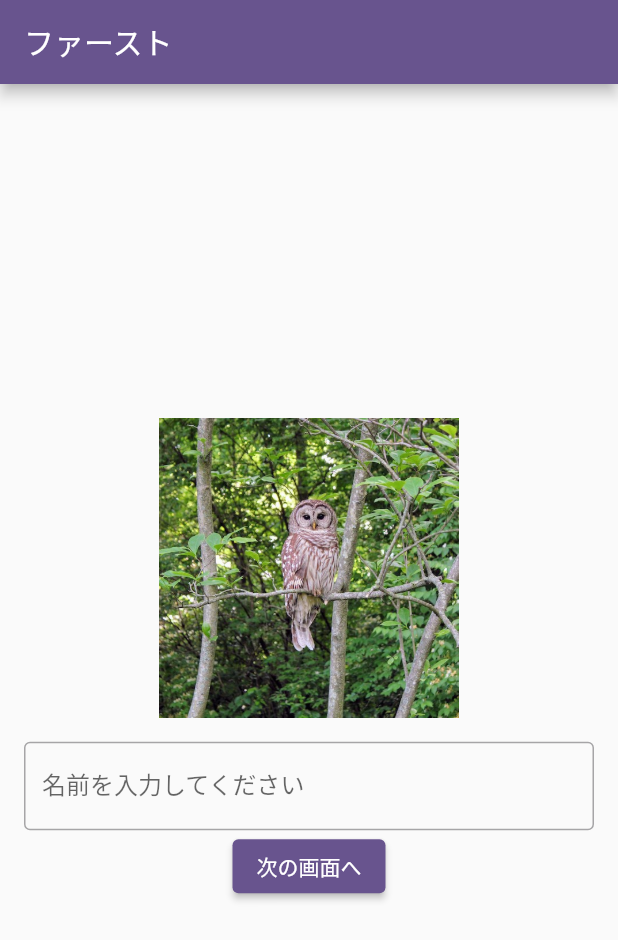
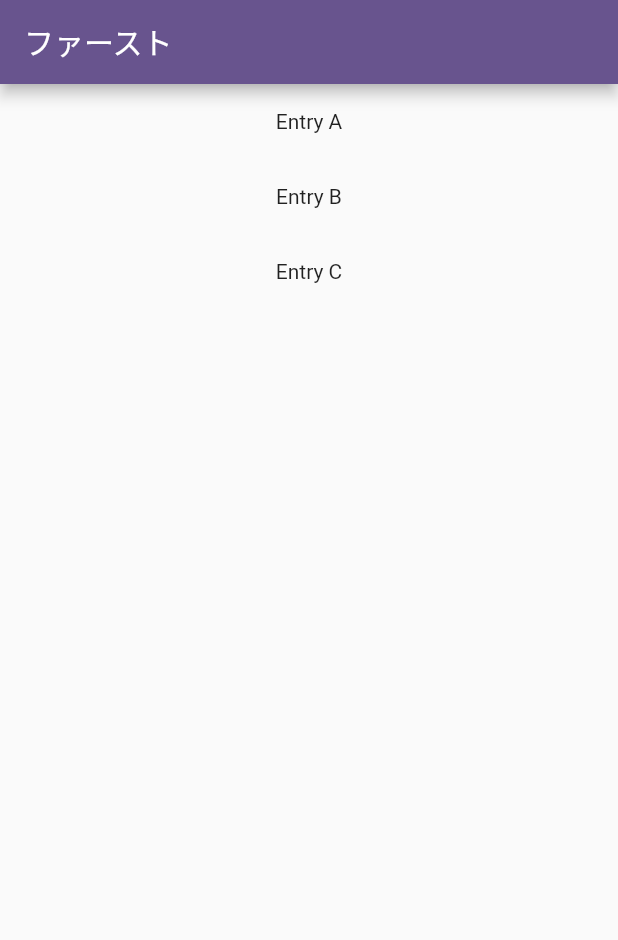
Before and after one commit to apoto/flutter-univ-super-introduction, a Flutter app: the screen it shows after launch, on a phone screen of 412 x 824 dp. Shown: the top 940 px of the screen. Run offline on Flutter 3.47's test engine with Material 2 defaults, Android fonts, the phone set to English and light mode, and no system bars.

Commit message:
リストを作る

```diff
--- a/lib/first_page.dart
+++ b/lib/first_page.dart
@@ -2,7 +2,7 @@ import 'package:flutter/material.dart';
 import 'package:flutter_univ_super_introduction/second_page.dart';
 
 class FirstPage extends StatelessWidget {
-  String nameText = '';
+  final List<String> entries = <String>['A', 'B', 'C'];
 
   @override
   Widget build(BuildContext context) {
@@ -10,42 +10,14 @@ class FirstPage extends StatelessWidget {
       appBar: AppBar(
         title: const Text('ファースト'),
       ),
-      body: Center(
-        child: Padding(
-          padding: const EdgeInsets.all(16),
-          child: Column(
-            mainAxisAlignment: MainAxisAlignment.center,
-            children: [
-              Image.asset(
-                'images/owl-2.jpg',
-                height: 200,
-              ),
-              const SizedBox(height: 16),
-              TextField(
-                decoration: const InputDecoration(
-                  border: OutlineInputBorder(),
-                  labelText: '名前を入力してください',
-                ),
-                onChanged: (value) {
-                  nameText = value;
-                },
-              ),
-              ElevatedButton(
-                onPressed: () {
-                  Navigator.push(
-                    context,
-                    MaterialPageRoute(
-                      builder: (context) => SecondPage(nameText),
-                      fullscreenDialog: true,
-                    ),
-                  );
-                },
-                child: const Text('次の画面へ'),
-              ),
-            ],
-          ),
-        ),
-      ),
+      body: ListView.builder(
+          itemCount: entries.length,
+          itemBuilder: (BuildContext context, int index) {
+            return Container(
+              height: 50,
+              child: Center(child: Text('Entry ${entries[index]}')),
+            );
+          }),
     );
   }
 }
```
